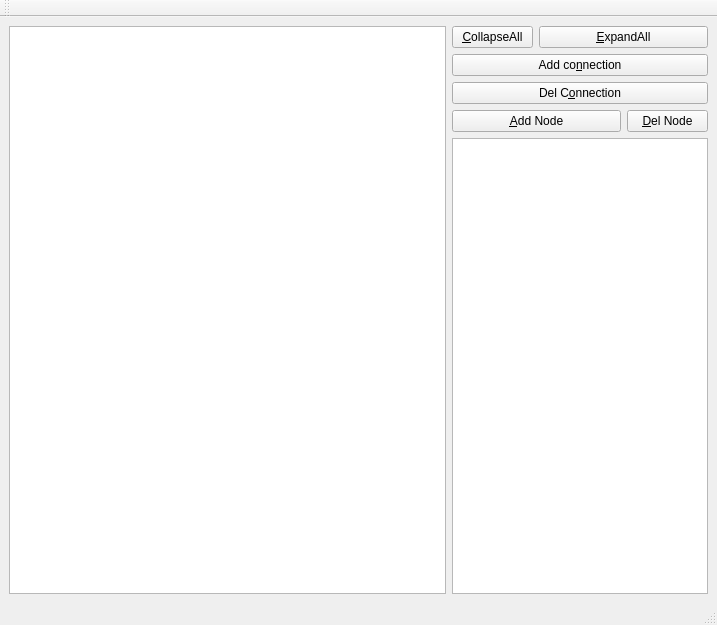
qknight/automate, file ui/treeViewMainWindow.ui: the form before one commit.
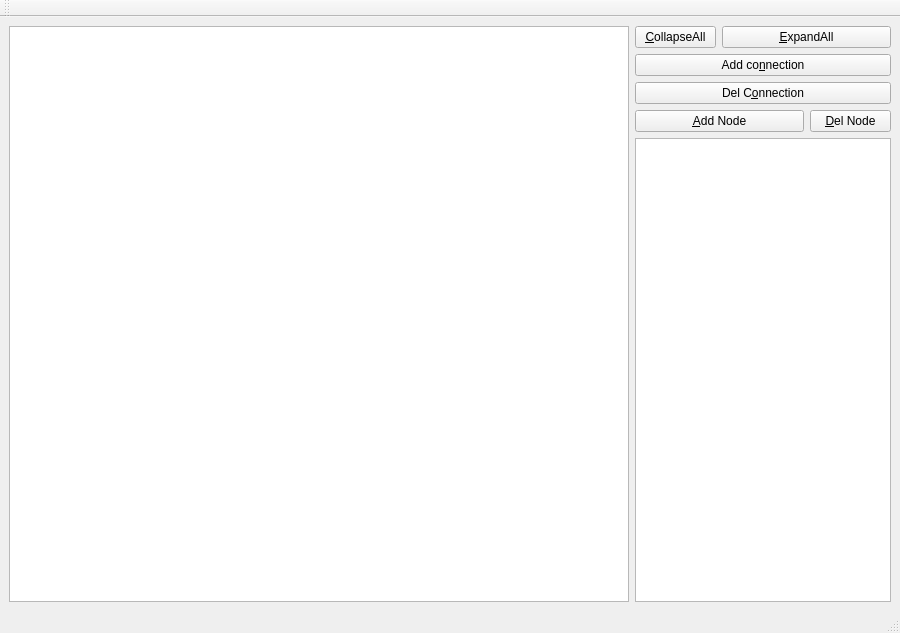
The form after the commit. Icons and pictures are not drawn.

Commit message: i quote the CHANGELOG 2009-12-25   - calling ~Automate now removes the datastructure as well (wasn't implemented yet)     so until this fix a lot of memory was lost   - when closing the AutomateHandler (that is the first gui you see) all Automates get removed prior     program termination. this helps to track issues with memleaks (using valgrind for instance).   - FIXED issues with GraphicsView/TreeView once they were hidden (with a click to [x] on the top right corner)     they won't show up anymore using the QMenu context menu in the AutomateHandler   - added doxygen comments

The edit to the form file:
```diff
--- a/ui/treeViewMainWindow.ui
+++ b/ui/treeViewMainWindow.ui
@@ -1,12 +1,12 @@
 <ui version="4.0" >
  <class>treeViewMainWindow</class>
- <widget class="QMainWindow" name="treeViewMainWindow" >
-  <property name="geometry" >
+ <widget class="QMainWindow" name="treeViewMainWindow">
+  <property name="geometry">
    <rect>
     <x>0</x>
     <y>0</y>
-    <width>717</width>
-    <height>625</height>
+    <width>900</width>
+    <height>633</height>
    </rect>
   </property>
   <property name="windowTitle" >
```
Left out of the diff: 112 changed lines with no effect on the pictures. The commit also changes 30 other files.
